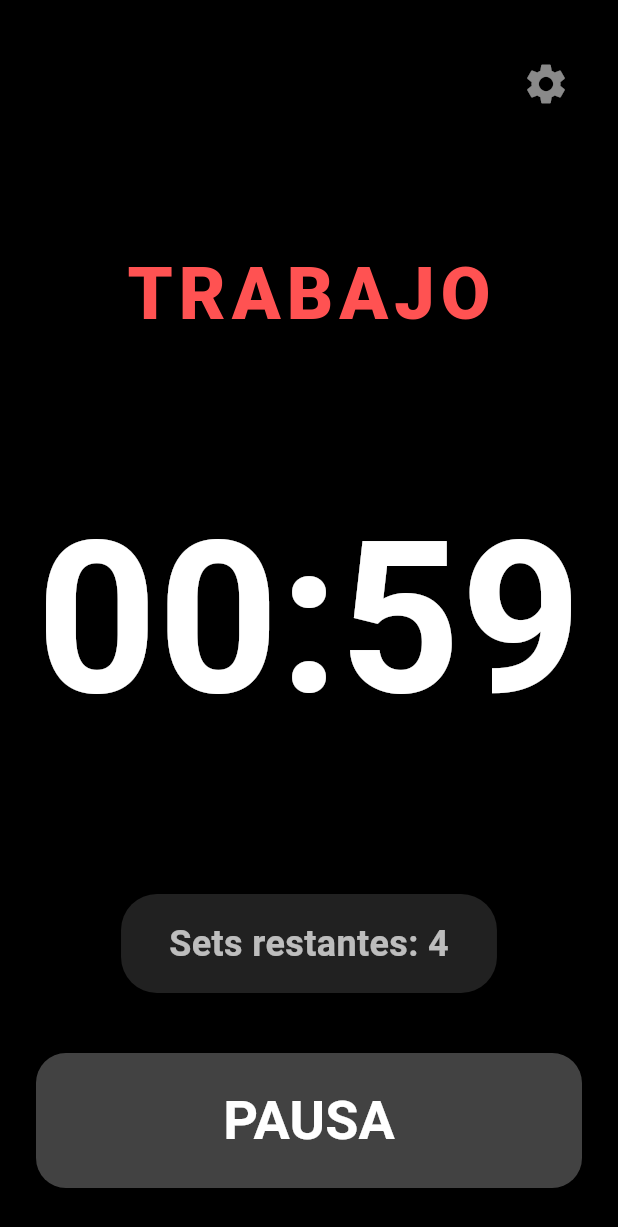
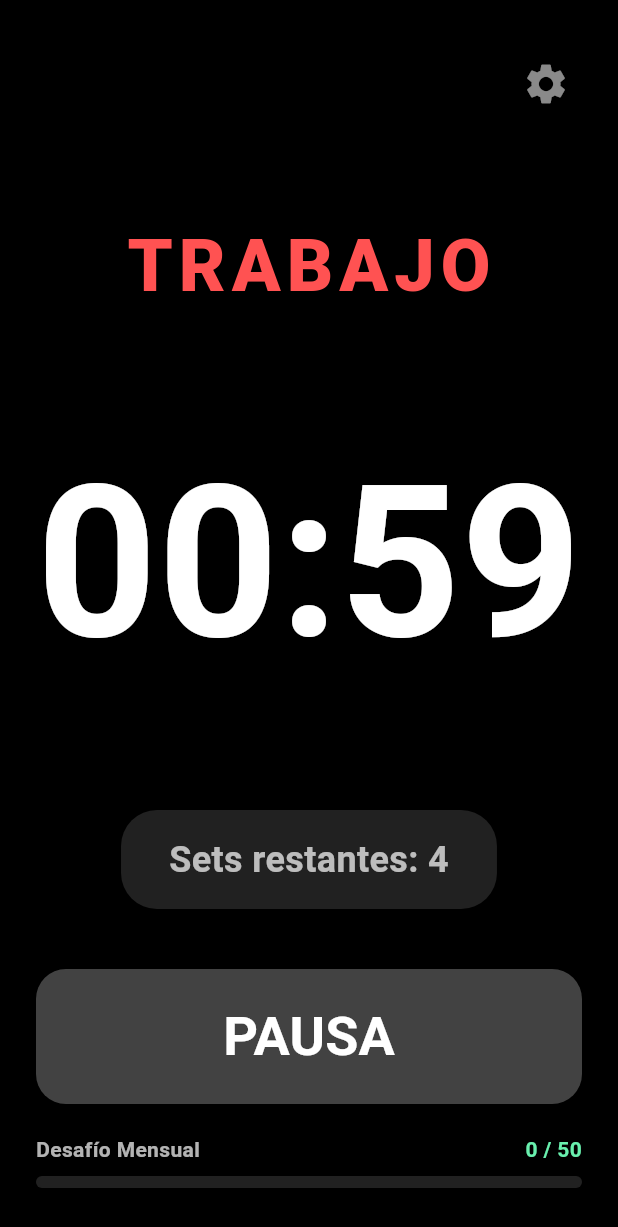
Before and after one commit to elenaahc/replift, a Flutter app: the screen it shows after launch, after a tap on "INICIAR", on a phone screen of 412 x 824 dp. Shown: the top 1227 px of the screen. Run offline on Flutter 3.47's test engine with Material 3 defaults, Android fonts, the phone set to English and light mode, and no system bars; our stand-ins replace audioplayers, flutter_riverpod, shared_preferences, vibration, wakelock_plus.

Commit message:
V1.2 Se agrega meta mensual de 50 rutinas completas con mensaje de felicitación al lograrlo

```diff
--- a/lib/features/timer/presentation/screens/timer_screen.dart
+++ b/lib/features/timer/presentation/screens/timer_screen.dart
@@ -1,6 +1,7 @@
 import 'package:flutter/material.dart';
 import 'package:flutter_riverpod/flutter_riverpod.dart';
 import 'package:gym_app/features/timer/presentation/widgets/settings_modal.dart';
+import 'package:gym_app/features/timer/providers/stats_provider.dart';
 import 'package:gym_app/features/timer/providers/timer_notifier.dart';
 
 class TimerScreen extends ConsumerWidget {
@@ -8,10 +9,65 @@ class TimerScreen extends ConsumerWidget {
 
   @override
   Widget build(BuildContext context, WidgetRef ref) {
-    // Más adelante reemplazaremos estos valores estáticos con ref.watch()
     // 1. Escuchamos el estado global de nuestro Provider
     final timerState = ref.watch(timerProvider);
+    final stats = ref.watch(statsProvider);
 
+    // ¡NUEVO! Escuchador de eventos únicos (como llegar a la meta)
+    ref.listen<MonthlyStats>(statsProvider, (previous, next) {
+      // Si justo acaba de llegar a la meta de 50:
+      if (next.routinesCompleted == next.targetRoutines &&
+          (previous == null ||
+              previous.routinesCompleted < next.targetRoutines)) {
+        showDialog(
+          context: context,
+          builder: (context) => AlertDialog(
+            backgroundColor: Colors.grey[900],
+            shape: RoundedRectangleBorder(
+              borderRadius: BorderRadius.circular(24),
+            ),
+            title: const Center(
+              child: Text("🏆", style: TextStyle(fontSize: 60)),
+            ),
+            content: const Column(
+              mainAxisSize: MainAxisSize.min,
+              children: [
+                Text(
+                  "¡Meta Mensual Alcanzada!",
+                  style: TextStyle(
+                    color: Colors.greenAccent,
+                    fontSize: 22,
+                    fontWeight: FontWeight.bold,
+                  ),
+                  textAlign: TextAlign.center,
+                ),
+                SizedBox(height: 16),
+                Text(
+                  "Has completado 50 rutinas este mes. Tienes la disciplina necesaria para resistir una gira mundial completa. ¡A celebrar!",
+                  style: TextStyle(color: Colors.white70, fontSize: 16),
+                  textAlign: TextAlign.center,
+                ),
+              ],
+            ),
+            actions: [
+              Center(
+                child: ElevatedButton(
+                  onPressed: () => Navigator.pop(context),
+                  style: ElevatedButton.styleFrom(
+                    backgroundColor: Colors.greenAccent,
+                    foregroundColor: Colors.black,
+                  ),
+                  child: const Text(
+                    "¡A SEGUIR ASÍ!",
+                    style: TextStyle(fontWeight: FontWeight.bold),
+                  ),
+                ),
+              ),
+            ],
+          ),
+        );
+      }
+    });
     // 2. Definimos las variables que tu diseño está pidiendo
     final isWorkPhase = timerState.isWorkPhase;
 
@@ -151,6 +207,42 @@ class TimerScreen extends ConsumerWidget {
                       ),
                     ),
                   ),
+                  const SizedBox(height: 20),
+
+                  // Barra de progreso mensual
+                  Column(
+                    crossAxisAlignment: CrossAxisAlignment.start,
+                    children: [
+                      Row(
+                        mainAxisAlignment: MainAxisAlignment.spaceBetween,
+                        children: [
+                          const Text(
+                            "Desafío Mensual",
+                            style: TextStyle(
+                              color: Colors.white70,
+                              fontWeight: FontWeight.bold,
+                            ),
+                          ),
+                          Text(
+                            "${stats.routinesCompleted} / ${stats.targetRoutines}",
+                            style: const TextStyle(
+                              color: Colors.greenAccent,
+                              fontWeight: FontWeight.bold,
+                            ),
+                          ),
+                        ],
+                      ),
+                      const SizedBox(height: 8),
+                      LinearProgressIndicator(
+                        value: (stats.routinesCompleted / stats.targetRoutines)
+                            .clamp(0.0, 1.0), // Porcentaje de llenado
+                        backgroundColor: Colors.grey[900],
+                        color: Colors.greenAccent,
+                        minHeight: 8,
+                        borderRadius: BorderRadius.circular(4),
+                      ),
+                    ],
+                  ),
                 ],
               ),
             ],
--- /dev/null
+++ b/lib/features/timer/providers/stats_provider.dart
@@ -0,0 +1,51 @@
+import 'package:flutter_riverpod/flutter_riverpod.dart';
+import '../../../main.dart'; // Tu provider de SharedPreferences
+
+class MonthlyStats {
+  final int routinesCompleted;
+  final int targetRoutines = 50; // Tu meta mensual
+
+  MonthlyStats({required this.routinesCompleted});
+}
+
+class StatsNotifier extends Notifier<MonthlyStats> {
+  @override
+  MonthlyStats build() {
+    final prefs = ref.read(sharedPrefsProvider);
+
+    final savedMonth = prefs.getInt('currentMonth') ?? DateTime.now().month;
+    final currentMonth = DateTime.now().month;
+
+    // Si cambiamos de mes, reiniciamos el contador a 0
+    if (savedMonth != currentMonth) {
+      prefs.setInt('currentMonth', currentMonth);
+      prefs.setInt('monthlyRoutines', 0);
+      return MonthlyStats(routinesCompleted: 0);
+    }
+
+    // Si seguimos en el mismo mes, cargamos las rutinas hechas
+    final routines = prefs.getInt('monthlyRoutines') ?? 0;
+    return MonthlyStats(routinesCompleted: routines);
+  }
+
+  void addCompletedRoutine() {
+    final prefs = ref.read(sharedPrefsProvider);
+    final currentMonth = DateTime.now().month;
+
+    // Verificación de seguridad por si cambiaste de mes justo entrenando a medianoche
+    int newTotal;
+    if (prefs.getInt('currentMonth') != currentMonth) {
+      prefs.setInt('currentMonth', currentMonth);
+      newTotal = 1;
+    } else {
+      newTotal = state.routinesCompleted + 1;
+    }
+
+    prefs.setInt('monthlyRoutines', newTotal);
+    state = MonthlyStats(routinesCompleted: newTotal);
+  }
+}
+
+final statsProvider = NotifierProvider<StatsNotifier, MonthlyStats>(() {
+  return StatsNotifier();
+});
```
Also changed, not shown: lib/features/timer/providers/timer_notifier.dart (+7 -1 lines).
